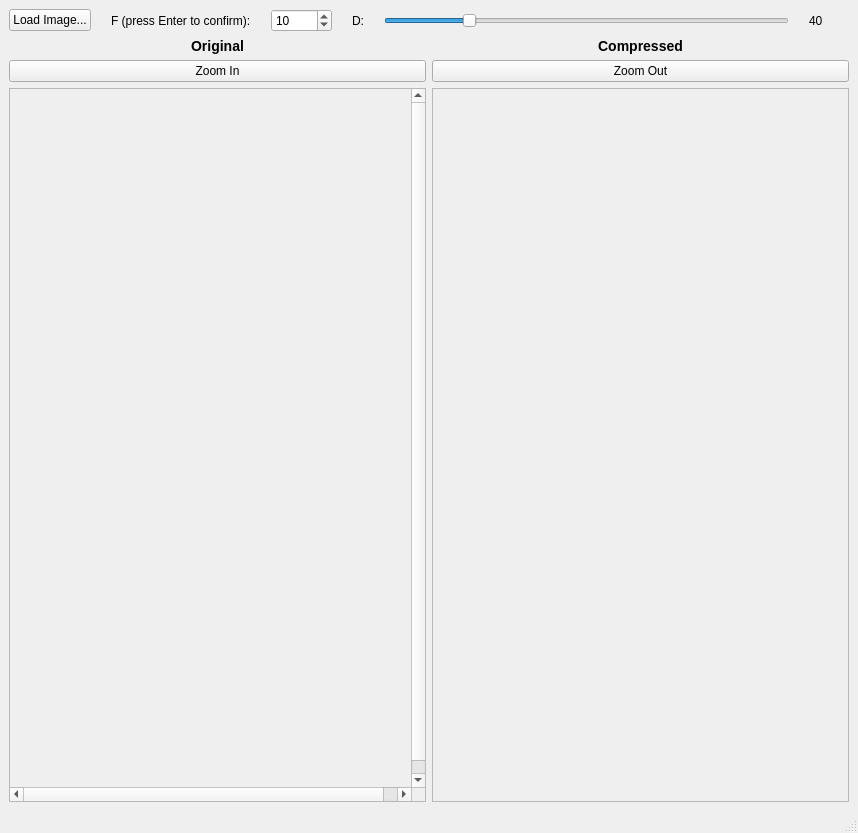
This is mainwindow.ui in GhislottiGianluca/jpeg_Compression as Qt 5 draws it before an edit. The edited form follows.
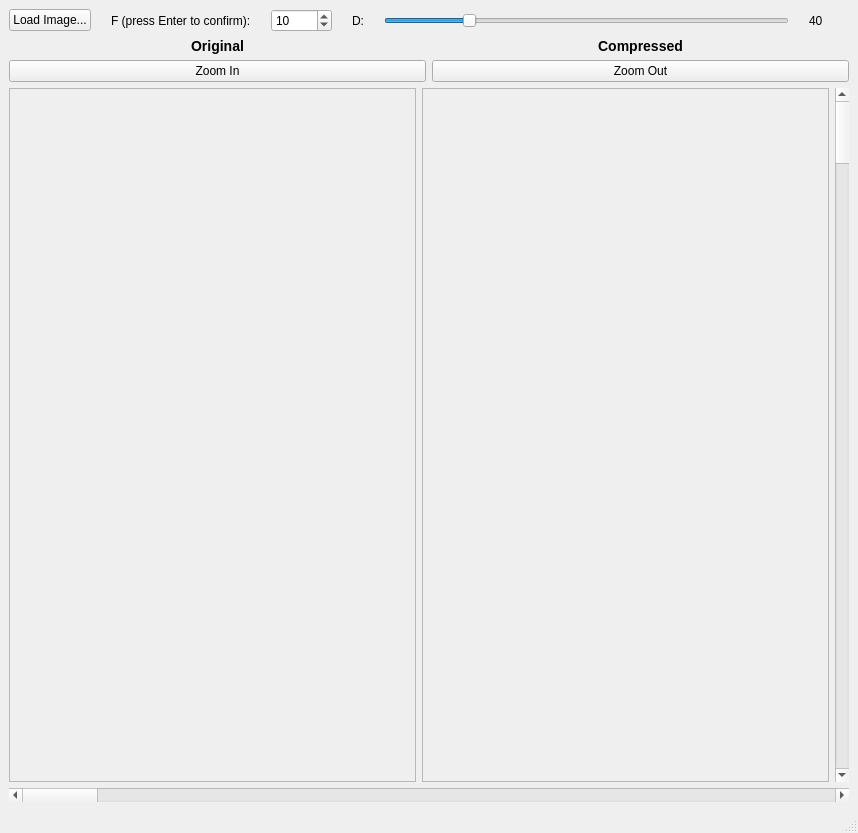
This is the edited form.

Commit message: Added slider to parent window and fixed scaling using upscaling

Patch:
```diff
--- a/mainwindow.ui
+++ b/mainwindow.ui
@@ -165,6 +165,12 @@
      <layout class="QHBoxLayout" name="horizontalLayout_3">
       <item>
        <widget class="QScrollArea" name="scrollOriginal">
+        <property name="verticalScrollBarPolicy">
+         <enum>Qt::ScrollBarAlwaysOff</enum>
+        </property>
+        <property name="horizontalScrollBarPolicy">
+         <enum>Qt::ScrollBarAlwaysOff</enum>
+        </property>
         <property name="widgetResizable">
          <bool>false</bool>
         </property>
@@ -182,6 +188,12 @@
       </item>
       <item>
        <widget class="QScrollArea" name="scrollCompressed">
+        <property name="verticalScrollBarPolicy">
+         <enum>Qt::ScrollBarAlwaysOff</enum>
+        </property>
+        <property name="horizontalScrollBarPolicy">
+         <enum>Qt::ScrollBarAlwaysOff</enum>
+        </property>
         <property name="widgetResizable">
          <bool>false</bool>
         </property>
@@ -197,8 +209,25 @@
         </widget>
        </widget>
       </item>
+      <item>
+       <widget class="QScrollBar" name="verticalScrollBar">
+        <property name="orientation">
+         <enum>Qt::Vertical</enum>
+        </property>
+       </widget>
+      </item>
      </layout>
     </item>
+    <item>
+     <widget class="QScrollBar" name="horizontalScrollBar">
+      <property name="enabled">
+       <bool>true</bool>
+      </property>
+      <property name="orientation">
+       <enum>Qt::Horizontal</enum>
+      </property>
+     </widget>
+    </item>
    </layout>
   </widget>
   <widget class="QMenuBar" name="menubar">
```
The commit also changes 2 other files.
